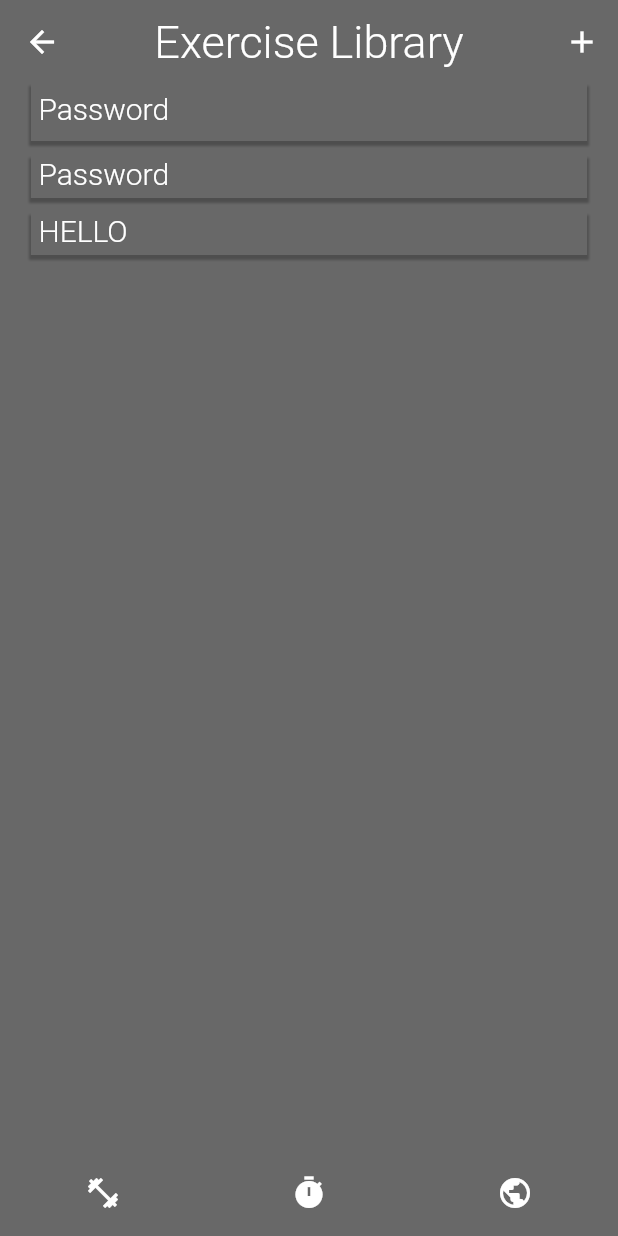
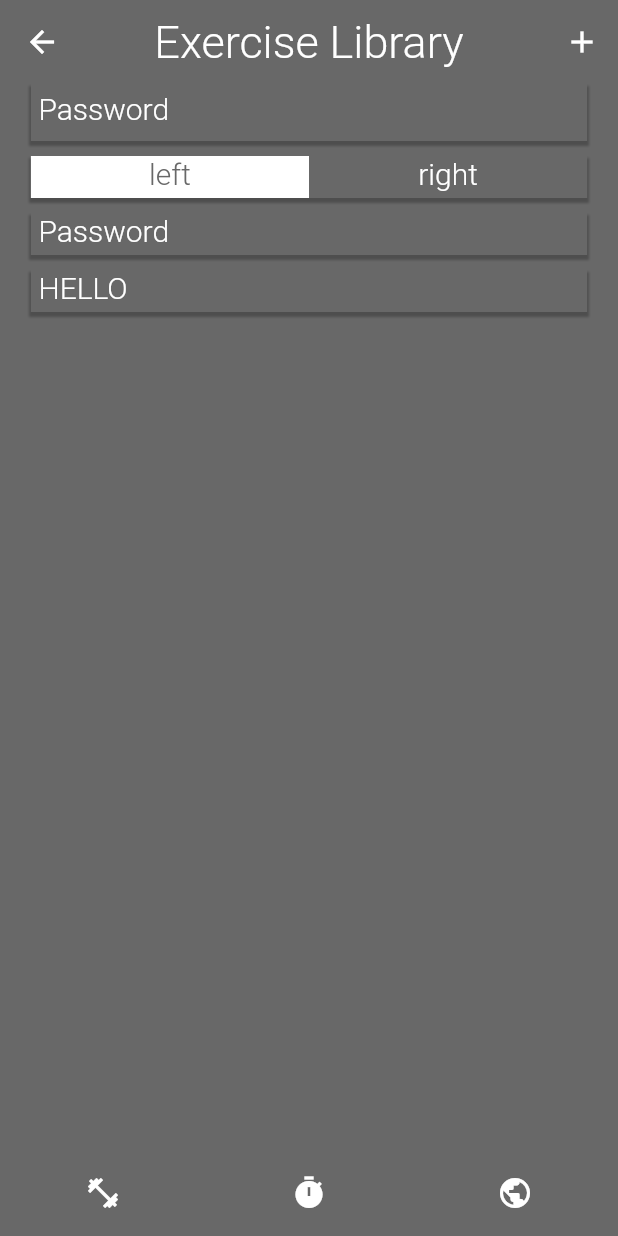
Before and after one commit to navidboloorian/exercise-timer, a Flutter app: the Exercises screen opened directly with empty values, on a phone screen of 412 x 824 dp. Run offline on Flutter 3.47's test engine with Material 2 defaults, Android fonts, the phone set to English and light mode, and no system bars; Roboto replaces fonts that are missing (Montserrat).

Commit message:
made switch button widget

```diff
--- a/lib/ui/pages/exercises.dart
+++ b/lib/ui/pages/exercises.dart
@@ -20,10 +20,16 @@ class Exercises extends StatelessWidget {
             DropShadowContainer(
               content: TextField(
                 maxLines: null,
+                maxLength: 75,
                 decoration: InputDecoration(
                   hintText: 'Password',
+                  counterText: '',
                 ),
               ),
+            ),
+            SizedBox(height: 10),
+            SwitchButton(
+              options: ["left", "right"],
             ),
             SizedBox(height: 10),
             DropShadowContainer(
--- a/lib/ui/shared/widgets/drop_shadow_container.dart
+++ b/lib/ui/shared/widgets/drop_shadow_container.dart
@@ -6,12 +6,14 @@ class DropShadowContainer extends StatelessWidget {
   final Widget content;
   final List<String> tags;
   final Function? onTap;
+  final bool isSwitch;
 
   const DropShadowContainer({
     super.key,
     required this.content,
     this.tags = const <String>[],
     this.onTap,
+    this.isSwitch = false,
   });
 
   @override
@@ -47,11 +49,14 @@ class DropShadowContainer extends StatelessWidget {
       onTap: () => onTap,
       child: Container(
         width: MediaQuery.of(context).size.width * 0.9,
-        padding: const EdgeInsets.only(
-          left: 5,
-          right: 5,
-          bottom: 5,
-        ),
+        // switches have their own padding to avoid glitchy display
+        padding: !isSwitch
+            ? const EdgeInsets.only(
+                left: 5,
+                right: 5,
+                bottom: 5,
+              )
+            : null,
         decoration: BoxDecoration(
           color: CustomColors.darkBackground,
           boxShadow: [
--- a/lib/ui/shared/widgets/shared.dart
+++ b/lib/ui/shared/widgets/shared.dart
@@ -1,3 +1,4 @@
 export 'bottom_bar.dart';
 export 'drop_shadow_container.dart';
 export 'plus_button.dart';
+export 'switch_button.dart';
--- /dev/null
+++ b/lib/ui/shared/widgets/switch_button.dart
@@ -0,0 +1,53 @@
+import 'package:flutter/material.dart';
+import '../../../utils/colors.dart';
+import 'shared.dart';
+
+class SwitchButton extends StatefulWidget {
+  final List<String> options;
+
+  const SwitchButton({super.key, required this.options});
+
+  @override
+  State<SwitchButton> createState() => _SwitchButtonState();
+}
+
+class _SwitchButtonState extends State<SwitchButton> {
+  int _selectedIndex = 0;
+
+  @override
+  Widget build(BuildContext context) {
+    return DropShadowContainer(
+      isSwitch: true,
+      content: Row(
+        children: [
+          for (int i = 0; i < widget.options.length; i++) ...[
+            GestureDetector(
+              onTap: () => setState(
+                () {
+                  _selectedIndex = i;
+                },
+              ),
+              child: Container(
+                // divide the width of the parent container equally or each option
+                width: MediaQuery.of(context).size.width *
+                    (0.9 / widget.options.length),
+                padding: const EdgeInsets.only(bottom: 5),
+                color: _selectedIndex == i
+                    ? Colors.white
+                    : CustomColors.darkBackground,
+                child: Center(
+                  child: Text(
+                    widget.options[i],
+                    style: _selectedIndex == i
+                        ? const TextStyle(color: CustomColors.darkBackground)
+                        : const TextStyle(color: Colors.white),
+                  ),
+                ),
+              ),
+            )
+          ]
+        ],
+      ),
+    );
+  }
+}
--- a/lib/utils/themes.dart
+++ b/lib/utils/themes.dart
@@ -49,6 +49,7 @@ class Themes {
         floatingLabelBehavior: FloatingLabelBehavior.always,
         hintStyle: TextStyle(color: Colors.white),
         floatingLabelStyle: TextStyle(height: 0),
+        counterStyle: TextStyle(height: 0),
         contentPadding: EdgeInsets.only(left: 0, right: 0, top: 5, bottom: 5),
         // constraints: BoxConstraints(minHeight: 30, maxHeight: 35),
       ),
```
